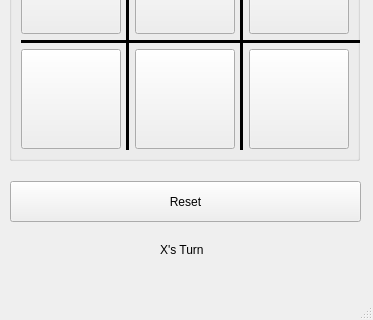
Old version of the form TTTUI.ui in the repository norayr1231/Lab-Project; both pictures show x 0 to 373 and y 209 to 529 of the 373 by 529 pixel window.
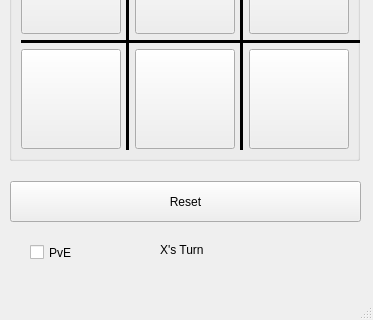
New version of the form.

Patch:
```diff
--- a/TTTUI.ui
+++ b/TTTUI.ui
@@ -318,7 +318,7 @@
      <rect>
       <x>160</x>
       <y>450</y>
-      <width>67</width>
+      <width>201</width>
       <height>17</height>
      </rect>
     </property>
@@ -326,6 +326,19 @@
      <string>X's Turn</string>
     </property>
    </widget>
+   <widget class="QCheckBox" name="checkBox">
+    <property name="geometry">
+     <rect>
+      <x>30</x>
+      <y>450</y>
+      <width>92</width>
+      <height>23</height>
+     </rect>
+    </property>
+    <property name="text">
+     <string>PvE</string>
+    </property>
+   </widget>
   </widget>
   <widget class="QMenuBar" name="menubar">
    <property name="geometry">
```
